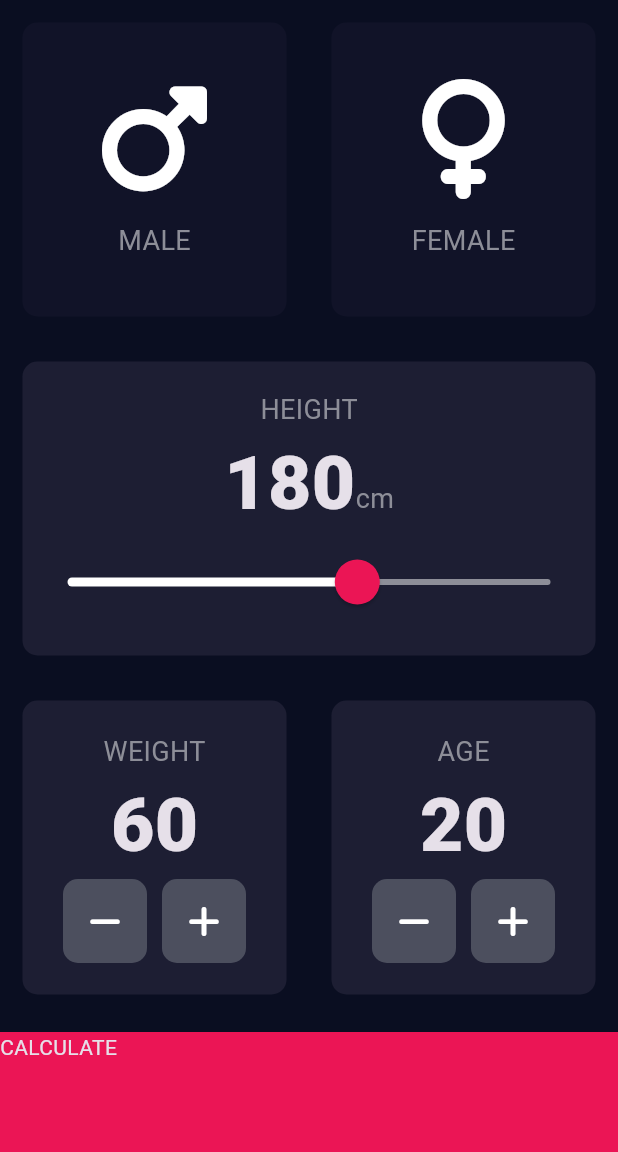
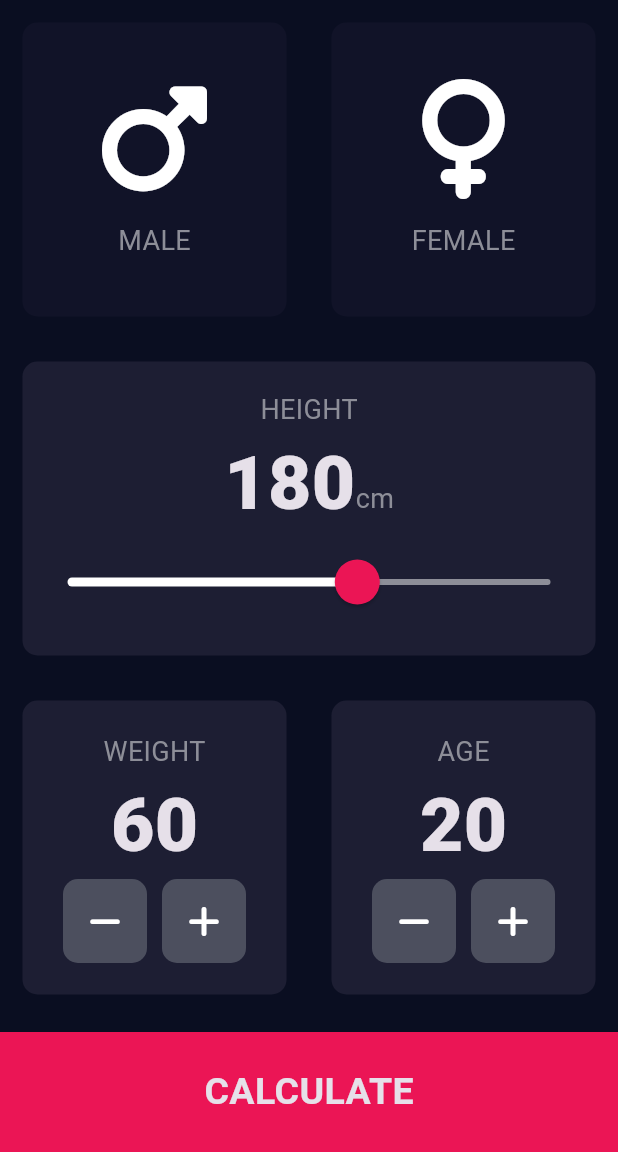
Before and after one commit to EdiBulb/bmi_calculator_flutter, a Flutter app: the screen it shows after launch, on a phone screen of 412 x 824 dp, the part 84-1236 px from its top. Run offline on Flutter 3.47's test engine with Material 3 defaults, Android fonts, the phone set to English and light mode, and no system bars; our stand-ins replace font_awesome_flutter.

```diff
--- /dev/null
+++ b/lib/components/buttom_button.dart
@@ -0,0 +1,25 @@
+import 'package:flutter/material.dart';
+import '../constants.dart';
+
+class BottomButton extends StatelessWidget {
+  BottomButton({required this.onTap, required this.buttonTitle});
+
+  final GestureTapCallback onTap;
+  final String buttonTitle;
+
+  @override
+  Widget build(BuildContext context) {
+    return GestureDetector(
+      onTap: onTap,
+      child: Container(
+        color: kBottomContainerColour,
+        margin: EdgeInsets.only(top: 10.0),
+        // only top margin.
+        // padding: EdgeInsets.only(bottom: 20.0), it's better not to have in android.
+        width: double.infinity,
+        height: kBottomContainerHeight,
+        child: Center(child: Text(buttonTitle, style: kLargeButtonTextStyle)),
+      ),
+    );
+  }
+}
--- a/lib/icon_content.dart
+++ b/lib/components/icon_content.dart
@@ -1,6 +1,6 @@
 import 'package:flutter/material.dart';
 
-import 'constants.dart';
+import '../constants.dart';
 // input_page.dart에서 seperate함.
 
 
--- a/lib/reusable_card.dart
+++ b/lib/components/reusable_card.dart
@@ -23,9 +23,11 @@ class ReusableCard extends StatelessWidget {
     return GestureDetector(
       onTap: onPress,
       child: Container(
+
         child: cardChild, // Container 속에 컨텐츠를 child로 표현한다.
         // How to use container?: container has only one child.
         margin: EdgeInsets.all(15.0),
+        padding: EdgeInsets.only(bottom: 0.0),
         decoration: BoxDecoration(
           // to style box.
           borderRadius: BorderRadius.circular(10.0),
--- /dev/null
+++ b/lib/components/round_icon_button.dart
@@ -0,0 +1,27 @@
+import 'package:flutter/material.dart';
+
+// Flutter는 오픈소스이기 때문에 만들어진 위젯에 의지할 필요 없다. 내가 새로 만들면 된다.
+// Package가 만들어지는 원리도 마찬가지다. 사람들이 오픈소스를 가지고 customizing 해서 만들어진 것이다.
+// 플러터의 위젯에 의지할 필요 없다. 절대로!!!
+class RoundIconButton extends StatelessWidget {
+  RoundIconButton({required this.icon, required this.onPressed});
+
+  final IconData? icon;
+  final VoidCallback
+  onPressed; // 이게 강의에서는 Function으로 선언하는데, VoidCallBack으로 바뀌었다.
+
+  // challenge
+
+  @override
+  Widget build(BuildContext context) {
+    return RawMaterialButton(
+      // RawMaterialButton 파일 보고 가져옴
+      child: Icon(icon),
+      elevation: 0.0,
+      onPressed: onPressed,
+      constraints: BoxConstraints.tightFor(width: 56.0, height: 56.0),
+      shape: RoundedRectangleBorder(borderRadius: BorderRadius.circular(10.0)),
+      fillColor: Color(0xFF4C4F5E),
+    );
+  }
+}
--- a/lib/main.dart
+++ b/lib/main.dart
@@ -1,5 +1,5 @@
 import 'package:flutter/material.dart';
-import 'input_page.dart'; // import
+import 'screens/input_page.dart'; // import
 
 void main() => runApp(BMICalculator());
 
--- a/lib/input_page.dart
+++ b/lib/screens/input_page.dart
@@ -1,25 +1,27 @@
-import 'package:bmi_calculator_flutter/results_page.dart';
+import 'results_page.dart';
 import 'package:flutter/material.dart';
 import 'package:font_awesome_flutter/font_awesome_flutter.dart'; // 패키지 import
-import 'constants.dart';
-import 'reusable_card.dart';
-import 'icon_content.dart';
+
+import '../constants.dart';
+import '../components/icon_content.dart';
+import '../components/reusable_card.dart';
+import '../components/buttom_button.dart';
+import '../components/round_icon_button.dart';
+
 
 // It's better to seperate class file with main file.
-
-
 
 // enum can't be declared inside class.
 // why use enum?: if I set male is equal 1, female is equal 2, it is confusing to understand.
 // enum은 option이 2개 이상일 때, 쓰면 좋다. 직관적으로 0,1 대신에, 코드를 읽고 이해하기 쉽게 만든다.
 // if need comments, it is not good code. 주석이 필요하면, 좋은 코드가 아니다.
-enum Gender { // for enum, it starts with Capital letter.
+enum Gender {
+  // for enum, it starts with Capital letter.
   male,
   female,
 }
 
 class InputPage extends StatefulWidget {
-
   @override
   _InputPageState createState() => _InputPageState();
 }
@@ -74,31 +76,39 @@ class _InputPageState extends State<InputPage> {
               children: <Widget>[
                 Expanded(
                   child: ReusableCard(
-                    onPress: (){
+                    onPress: () {
                       setState(() {
                         selectedGender = Gender.male;
                       });
                     },
                     // ReusableCard 위젯에 있는 colour, cardChild 프로퍼티를 커스터마이징한다.
-                    colour: selectedGender == Gender.male ? kActiveCardColour : kInactiveCardColour,
+                    colour:
+                        selectedGender == Gender.male
+                            ? kActiveCardColour
+                            : kInactiveCardColour,
                     // colour: maleCardColour, // 보통일 때 컬러
                     // ReusableCard 위젯 컨텐츠를 customizing 함.
-                    cardChild: IconContent(icon: FontAwesomeIcons.mars,
+                    cardChild: IconContent(
+                      icon: FontAwesomeIcons.mars,
                       label: 'MALE',
                     ),
                   ),
                 ),
                 Expanded(
                   child: ReusableCard(
-                    onPress: (){
+                    onPress: () {
                       setState(() {
                         selectedGender = Gender.female;
                       });
                     },
                     // 이래서 변수명 잘 설정하는 게 중요하구나...
-                    colour: selectedGender == Gender.female ? kActiveCardColour : kInactiveCardColour,
+                    colour:
+                        selectedGender == Gender.female
+                            ? kActiveCardColour
+                            : kInactiveCardColour,
                     // colour: femaleCardColour,
-                    cardChild: IconContent(icon: FontAwesomeIcons.venus,
+                    cardChild: IconContent(
+                      icon: FontAwesomeIcons.venus,
                       label: 'FEMALE',
                     ),
                   ),
@@ -111,7 +121,8 @@ class _InputPageState extends State<InputPage> {
               colour: kActiveCardColour,
               cardChild: Column(
                 mainAxisAlignment: MainAxisAlignment.center,
-                children: <Widget>[Text('HEIGHT', style: kLabelTextStyle,),
+                children: <Widget>[
+                  Text('HEIGHT', style: kLabelTextStyle),
                   Row(
                     mainAxisAlignment: MainAxisAlignment.center,
                     crossAxisAlignment: CrossAxisAlignment.baseline, // 밑줄 맞춤 정렬
@@ -121,20 +132,27 @@ class _InputPageState extends State<InputPage> {
                         height.toString(),
                         style: kNumberTextStyle, // constants.dart 에서 만듬
                       ),
-                    Text('cm',
-                    style: kLabelTextStyle,),
+                      Text('cm', style: kLabelTextStyle),
                     ],
                   ),
-                  SliderTheme( // Slider의 스타일만 모아둠,
-                    data: SliderTheme.of(context).copyWith( // of와 copyWith로 customizing
+                  SliderTheme(
+                    // Slider의 스타일만 모아둠,
+                    data: SliderTheme.of(context).copyWith(
+                      // of와 copyWith로 customizing
                       inactiveTrackColor: Color(0xFF8D8E98),
                       activeTrackColor: Colors.white,
                       thumbColor: Color(0xFFEB1555),
                       overlayColor: Color(0x29EB1555),
-                      thumbShape: RoundSliderThumbShape(enabledThumbRadius: 15.0), // 크기 커지게 함
-                      overlayShape: RoundSliderOverlayShape(overlayRadius: 30.0), // 오버레이 적용
+                      thumbShape: RoundSliderThumbShape(
+                        enabledThumbRadius: 15.0,
                       ),
-                    child: Slider( // 항상 ctrl + q 를 누르면 자세히 보기가 나오니까, 그걸 참고해서 값을 넣자
+                      // 크기 커지게 함
+                      overlayShape: RoundSliderOverlayShape(
+                        overlayRadius: 30.0,
+                      ), // 오버레이 적용
+                    ),
+                    child: Slider(
+                      // 항상 ctrl + q 를 누르면 자세히 보기가 나오니까, 그걸 참고해서 값을 넣자
                       // 참고로, 디테일한 설명은 Flutter Doc를 참고해야한다.
                       // 실제 Slider의 기능들은 여기에 모아둠
                       value: height.toDouble(),
@@ -143,12 +161,11 @@ class _InputPageState extends State<InputPage> {
                       onChanged: (double newValue) {
                         setState(() {
                           height = newValue.round();
-
                         });
-
-                        }),
-                  )
-                ],// 같은 폰트로
+                      },
+                    ),
+                  ),
+                ], // 같은 폰트로
               ),
             ),
           ),
@@ -161,14 +178,8 @@ class _InputPageState extends State<InputPage> {
                     cardChild: Column(
                       mainAxisAlignment: MainAxisAlignment.center,
                       children: <Widget>[
-                        Text(
-                          'WEIGHT',
-                          style: kLabelTextStyle,
-                        ),
-                        Text(
-                          weight.toString(),
-                          style: kNumberTextStyle,
-                        ),
+                        Text('WEIGHT', style: kLabelTextStyle),
+                        Text(weight.toString(), style: kNumberTextStyle),
                         Row(
                           mainAxisAlignment: MainAxisAlignment.center,
                           children: [
@@ -179,19 +190,21 @@ class _InputPageState extends State<InputPage> {
                                 setState(() {
                                   weight--;
                                 });
-                            },),
-                            SizedBox(width: 10.0,
+                              },
                             ),
-                            RoundIconButton(icon: FontAwesomeIcons.plus,
-                              onPressed: (){
+                            SizedBox(width: 10.0),
+                            RoundIconButton(
+                              icon: FontAwesomeIcons.plus,
+                              onPressed: () {
                                 print("plus button clicked");
 
                                 setState(() {
                                   weight++;
                                 });
-                            },),
+                              },
+                            ),
                           ],
-                        )
+                        ),
                       ],
                     ),
                   ),
@@ -202,14 +215,8 @@ class _InputPageState extends State<InputPage> {
                     cardChild: Column(
                       mainAxisAlignment: MainAxisAlignment.center,
                       children: <Widget>[
-                        Text(
-                          'AGE',
-                          style: kLabelTextStyle,
-                        ),
-                        Text(
-                          age.toString(),
-                          style: kNumberTextStyle,
-                        ),
+                        Text('AGE', style: kLabelTextStyle),
+                        Text(age.toString(), style: kNumberTextStyle),
                         Row(
                           mainAxisAlignment: MainAxisAlignment.center,
                           children: [
@@ -220,18 +227,20 @@ class _InputPageState extends State<InputPage> {
                                 setState(() {
                                   age--;
                                 });
-                              },),
-                            SizedBox(width: 10.0,
+                              },
                             ),
-                            RoundIconButton(icon: FontAwesomeIcons.plus,
-                              onPressed: (){
+                            SizedBox(width: 10.0),
+                            RoundIconButton(
+                              icon: FontAwesomeIcons.plus,
+                              onPressed: () {
                                 print("plus button clicked");
                                 setState(() {
                                   age++;
                                 });
-                              },),
+                              },
+                            ),
                           ],
-                        )
+                        ),
                       ],
                     ),
                   ),
@@ -239,48 +248,17 @@ class _InputPageState extends State<InputPage> {
               ],
             ),
           ),
-          GestureDetector(
+          BottomButton(
+            buttonTitle: 'CALCULATE',
             onTap: () {
-              Navigator.push(context, MaterialPageRoute(builder: (context)=>ResultsPage()));
+              Navigator.push(
+                context,
+                MaterialPageRoute(builder: (context) => ResultsPage()),
+              );
             },
-            child: Container(
-              child: Text('CALCULATE'),
-              color: kBottomContainerColour,
-              margin: EdgeInsets.only(top: 10.0), // only top margin.
-              width: double.infinity,
-              height: kBottomContainerHeight,
           ),
-          )
         ],
       ),
     );
   }
 }
-
-// Flutter는 오픈소스이기 때문에 만들어진 위젯에 의지할 필요 없다. 내가 새로 만들면 된다.
-// Package가 만들어지는 원리도 마찬가지다. 사람들이 오픈소스를 가지고 customizing 해서 만들어진 것이다.
-// 플러터의 위젯에 의지할 필요 없다. 절대로!!!
-class RoundIconButton extends StatelessWidget {
-
-  RoundIconButton({required this.icon, required this.onPressed});
-
-  final IconData? icon;
-  final VoidCallback onPressed; // 이게 강의에서는 Function으로 선언하는데, VoidCallBack으로 바뀌었다.
-
-  // challenge
-
-  @override
-  Widget build(BuildContext context) {
-    return RawMaterialButton( // RawMaterialButton 파일 보고 가져옴
-      child: Icon(icon),
-      elevation: 0.0,
-      onPressed: onPressed,
-      constraints: BoxConstraints.tightFor(
-        width: 56.0,
-        height: 56.0,
-      ),
-      shape: RoundedRectangleBorder(borderRadius: BorderRadius.circular(10.0)),
-      fillColor: Color(0xFF4C4F5E),
-    );
-  }
-}
```
Also changed, not shown: lib/constants.dart (+25 -0 lines), lib/results_page.dart (deleted, +0 -14 lines), lib/screens/results_page.dart (added, +51 -0 lines). Lines whose indentation alone changed are shown as unchanged.
